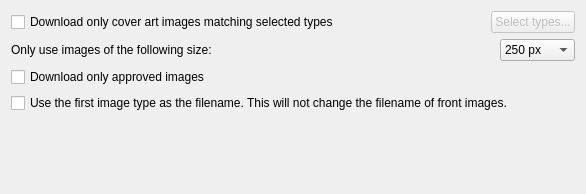
The window that ui/provider_options_caa.ui (metabrainz/picard) describes before a commit, drawn with Qt 5.
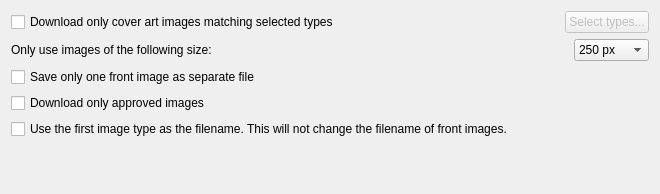
The same window after the commit.

Commit message: Update caa options .ui file to add additional checkbox

Diff of the .ui file:
```diff
--- a/ui/provider_options_caa.ui
+++ b/ui/provider_options_caa.ui
@@ -6,7 +6,7 @@
    <rect>
     <x>0</x>
     <y>0</y>
-    <width>586</width>
+    <width>660</width>
     <height>194</height>
    </rect>
   </property>
@@ -103,6 +103,13 @@
      </item>
     </layout>
    </item>
+   <item>
+    <widget class="QCheckBox" name="cb_save_single_front_image">
+     <property name="text">
+      <string>Save only one front image as separate file</string>
+     </property>
+    </widget>
+   </item>
    <item>
     <widget class="QCheckBox" name="cb_approved_only">
      <property name="text">
```
The commit also changes 1 other file.
